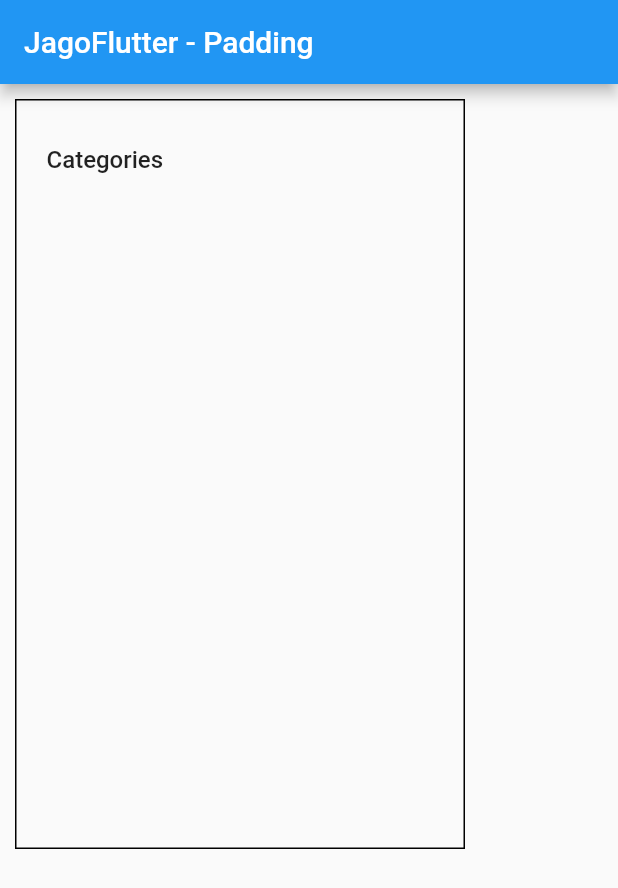
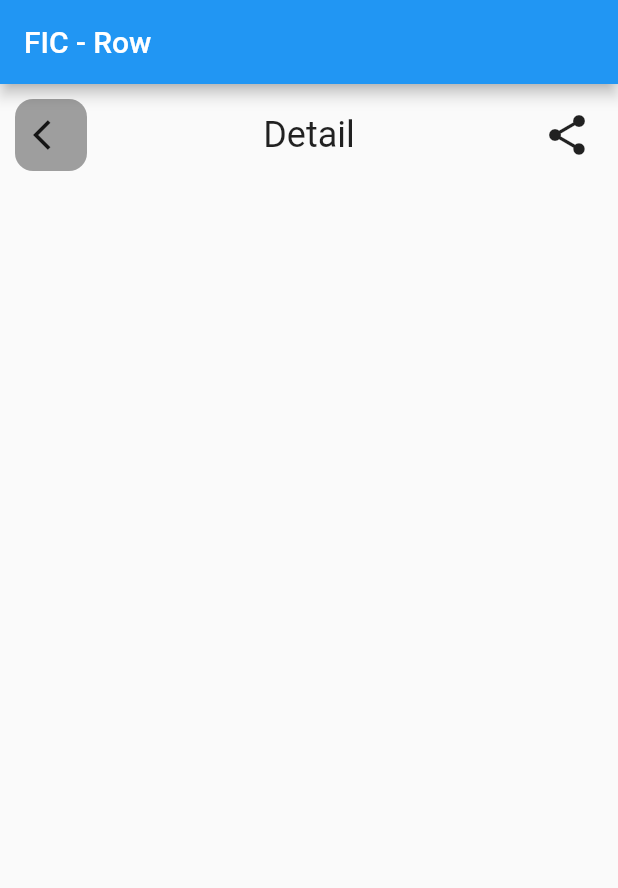
Before and after one commit to fesaworld/fic4_flutter_widgets_challenges, a Flutter app: the screen it shows after launch, on a phone screen of 412 x 824 dp. Shown: the top 888 px of the screen. Run offline on Flutter 3.47's test engine with Material 2 defaults, Android fonts, the light colour scheme and no system bars.

Commit message:
basic widget - basic_layout - row_widget

```diff
--- a/lib/main.dart
+++ b/lib/main.dart
@@ -7,6 +7,7 @@ import 'package:fic4_flutter_widgets_challenges/tugas/basic_layout/expanded_widg
 import 'package:fic4_flutter_widgets_challenges/tugas/basic_layout/gridview_widget.dart';
 import 'package:fic4_flutter_widgets_challenges/tugas/basic_layout/listview_widget.dart';
 import 'package:fic4_flutter_widgets_challenges/tugas/basic_layout/padding_widget.dart';
+import 'package:fic4_flutter_widgets_challenges/tugas/basic_layout/row_widget.dart';
 import 'package:flutter/material.dart';
 
 void main() {
@@ -32,7 +33,8 @@ class MyApp extends StatelessWidget {
       // home: const ExpandedWidget(),
       // home: const GridViewWidget(),
       // home: ListViewWidget(),
-      home: const PaddingWidget(),
+      // home: const PaddingWidget(),
+      home: const RowWidget(),
     );
   }
 }
--- /dev/null
+++ b/lib/tugas/basic_layout/row_widget.dart
@@ -0,0 +1,50 @@
+import 'package:flutter/material.dart';
+
+class RowWidget extends StatelessWidget {
+  const RowWidget({Key? key}) : super(key: key);
+
+  @override
+  Widget build(BuildContext context) {
+    return Scaffold(
+      appBar: AppBar(
+        title: const Text("FIC - Row"),
+      ),
+      body: Container(
+        padding: const EdgeInsets.all(10.0),
+        child: Column(
+          children: [
+            Row(
+              mainAxisAlignment: MainAxisAlignment.spaceBetween,
+              children: [
+                Container(
+                  decoration: BoxDecoration(
+                    color: Colors.grey,
+                    borderRadius: BorderRadius.circular(12.0),
+                  ),
+                  child: IconButton(
+                    onPressed: () {},
+                    icon: const Icon(Icons.arrow_back_ios),
+                  ),
+                ),
+                const Text(
+                  "Detail",
+                  style: TextStyle(
+                    fontSize: 24.0,
+                    fontWeight: FontWeight.normal,
+                  ),
+                ),
+                IconButton(
+                  onPressed: () {},
+                  icon: const Icon(
+                    Icons.share,
+                    size: 32.0,
+                  ),
+                ),
+              ],
+            ),
+          ],
+        ),
+      ),
+    );
+  }
+}
```
